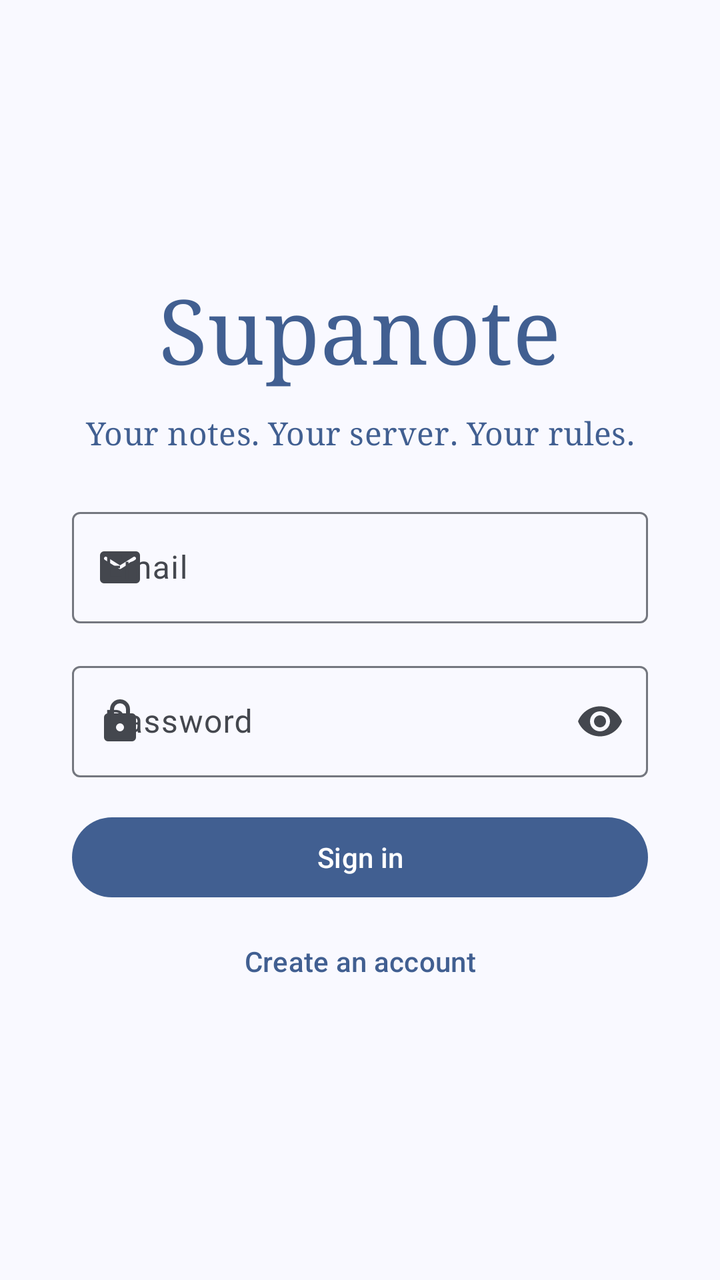
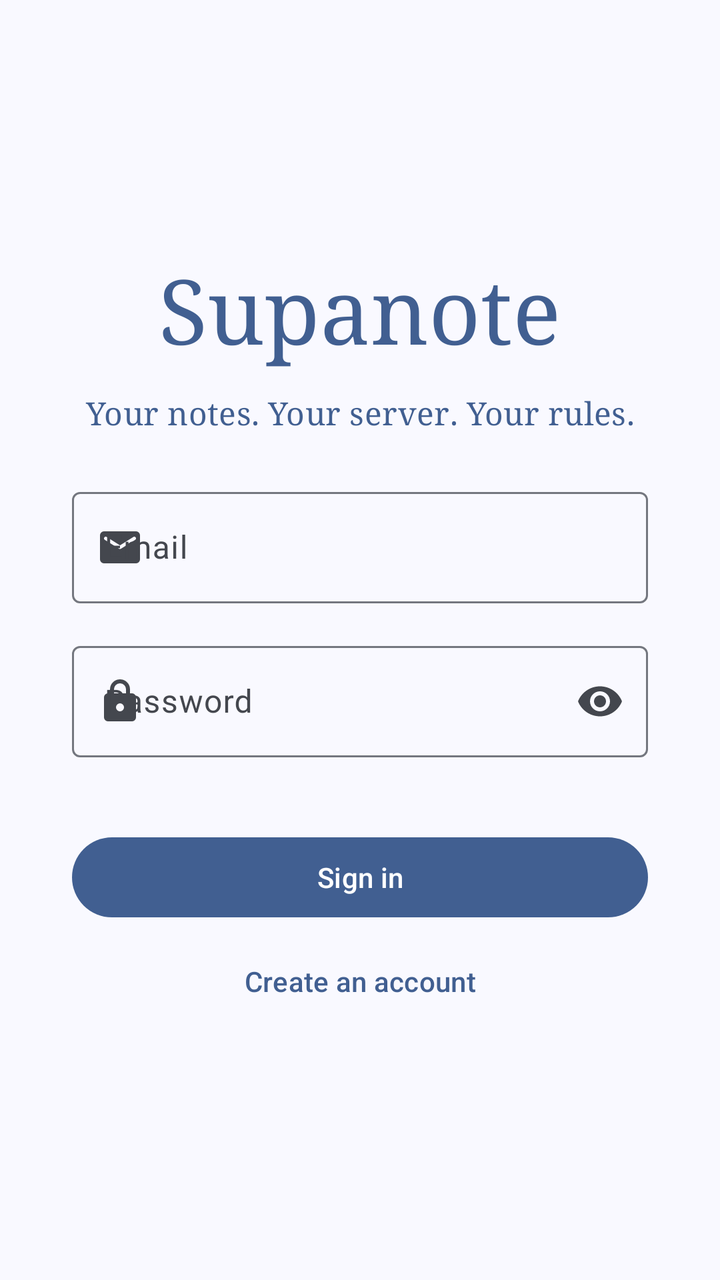

Compare the two renders of this Android layout. The source of the first and the diff that turns it into the second are given below.
<!-- AndroidManifest.xml: application theme Theme.Supanote -->
<!-- res/layout/activity_login.xml -->
<?xml version="1.0" encoding="utf-8"?>
<ScrollView
    xmlns:android="http://schemas.android.com/apk/res/android"
    xmlns:app="http://schemas.android.com/apk/res-auto"
    android:layout_width="match_parent"
    android:layout_height="match_parent"
    android:id="@+id/main"
    android:clipToPadding="false"
    android:fillViewport="true">

    <LinearLayout
        android:paddingHorizontal="36dp"
        android:paddingVertical="16dp"
        android:gravity="center_vertical"
        android:orientation="vertical"
        android:layout_width="match_parent"
        android:layout_height="match_parent">

        <com.google.android.material.textview.MaterialTextView
            android:layout_gravity="center"
            android:text="@string/app_name"
            android:textAppearance="?attr/textAppearanceDisplayMedium"
            android:fontFamily="serif"
            android:textColor="?attr/colorPrimary"
            android:layout_width="wrap_content"
            android:layout_height="wrap_content"/>

        <com.google.android.material.textview.MaterialTextView
            android:layout_gravity="center"
            android:layout_marginTop="12dp"
            android:layout_marginBottom="24dp"
            android:text="@string/app_slogan"
            android:textAppearance="?attr/textAppearanceTitleMedium"
            android:textAlignment="center"
            android:fontFamily="serif"
            android:textColor="?attr/colorPrimary"
            android:layout_width="wrap_content"
            android:layout_height="wrap_content"/>

        <com.google.android.material.textfield.TextInputLayout
            android:id="@+id/email_layout"
            android:hint="Email"
            android:layout_marginBottom="16dp"
            app:endIconMode="clear_text"
            app:startIconDrawable="@drawable/ic_mail"
            android:layout_width="match_parent"
            android:layout_height="wrap_content">

            <com.google.android.material.textfield.TextInputEditText
                android:id="@+id/email_input"
                android:inputType="textEmailAddress"
                android:maxLines="1"
                android:layout_width="match_parent"
                android:layout_height="match_parent"/>
        </com.google.android.material.textfield.TextInputLayout>

        <com.google.android.material.textfield.TextInputLayout
            android:id="@+id/password_layout"
            android:hint="Password"
            app:endIconMode="password_toggle"
            app:startIconDrawable="@drawable/ic_lock"
            android:layout_width="match_parent"
            android:layout_height="wrap_content">

            <com.google.android.material.textfield.TextInputEditText
                android:id="@+id/password_input"
                android:inputType="textPassword"
                android:maxLines="1"
                android:layout_width="match_parent"
                android:layout_height="match_parent"/>
        </com.google.android.material.textfield.TextInputLayout>

        <com.google.android.material.button.MaterialButton
            android:id="@+id/signIn"
            android:text="Sign in"
            android:layout_marginTop="16dp"
            android:layout_marginBottom="4dp"
            android:layout_width="match_parent"
            android:layout_height="wrap_content"/>

        <com.google.android.material.button.MaterialButton
            android:id="@+id/signUp"
            style="?attr/borderlessButtonStyle"
            android:text="Create an account"
            android:layout_width="match_parent"
            android:layout_height="wrap_content"/>
    </LinearLayout>
</ScrollView>
<!-- resources referenced by this layout -->
<resources>
  <!-- drawable ic_mail (drawable) -->
  <vector xmlns:android="http://schemas.android.com/apk/res/android"
      android:width="24dp"
      android:height="24dp"
      android:viewportWidth="960"
      android:viewportHeight="960">
    <path
        android:pathData="M160,800q-33,0 -56.5,-23.5T80,720v-480q0,-33 23.5,-56.5T160,160h640q33,0 56.5,23.5T880,240v480q0,33 -23.5,56.5T800,800L160,800ZM490.5,511.5Q496,510 501,507l283,-177q8,-5 12,-12.5t4,-16.5q0,-20 -17,-30t-35,1L480,440 212,272q-18,-11 -35,-0.5T160,301q0,10 4,17.5t12,11.5l283,177q5,3 10.5,4.5T480,513q5,0 10.5,-1.5Z"
        android:fillColor="#e3e3e3"/>
  </vector>
  <string name="app_name">Supanote</string>
  <string name="app_slogan">Your notes. Your server. Your rules.</string>
  <color name="md_theme_primary">#415F91</color>
  <color name="md_theme_onPrimary">#FFFFFF</color>
  <color name="md_theme_primaryContainer">#D6E3FF</color>
  <color name="md_theme_onPrimaryContainer">#284777</color>
  <color name="md_theme_secondary">#565F71</color>
  <color name="md_theme_onSecondary">#FFFFFF</color>
  <color name="md_theme_secondaryContainer">#DAE2F9</color>
  <color name="md_theme_onSecondaryContainer">#3E4759</color>
  <color name="md_theme_tertiary">#705575</color>
  <color name="md_theme_onTertiary">#FFFFFF</color>
  <color name="md_theme_tertiaryContainer">#FAD8FD</color>
  <color name="md_theme_onTertiaryContainer">#573E5C</color>
  <color name="md_theme_error">#BA1A1A</color>
  <color name="md_theme_onError">#FFFFFF</color>
  <color name="md_theme_errorContainer">#FFDAD6</color>
  <color name="md_theme_onErrorContainer">#93000A</color>
  <color name="md_theme_background">#F9F9FF</color>
  <color name="md_theme_onBackground">#191C20</color>
  <color name="md_theme_surface">#F9F9FF</color>
  <color name="md_theme_onSurface">#191C20</color>
  <color name="md_theme_surfaceVariant">#E0E2EC</color>
  <color name="md_theme_onSurfaceVariant">#44474E</color>
  <color name="md_theme_outline">#74777F</color>
  <color name="md_theme_outlineVariant">#C4C6D0</color>
  <color name="md_theme_inverseSurface">#2E3036</color>
  <color name="md_theme_inverseOnSurface">#F0F0F7</color>
  <color name="md_theme_inversePrimary">#AAC7FF</color>
  <color name="md_theme_primaryFixed">#D6E3FF</color>
  <color name="md_theme_onPrimaryFixed">#001B3E</color>
  <color name="md_theme_primaryFixedDim">#AAC7FF</color>
  <color name="md_theme_onPrimaryFixedVariant">#284777</color>
  <color name="md_theme_secondaryFixed">#DAE2F9</color>
  <color name="md_theme_onSecondaryFixed">#131C2B</color>
  <color name="md_theme_secondaryFixedDim">#BEC6DC</color>
  <color name="md_theme_onSecondaryFixedVariant">#3E4759</color>
  <color name="md_theme_tertiaryFixed">#FAD8FD</color>
  <color name="md_theme_onTertiaryFixed">#28132E</color>
  <color name="md_theme_tertiaryFixedDim">#DDBCE0</color>
  <color name="md_theme_onTertiaryFixedVariant">#573E5C</color>
  <color name="md_theme_surfaceDim">#D9D9E0</color>
  <color name="md_theme_surfaceBright">#F9F9FF</color>
  <color name="md_theme_surfaceContainerLowest">#FFFFFF</color>
  <color name="md_theme_surfaceContainerLow">#F3F3FA</color>
  <color name="md_theme_surfaceContainer">#EDEDF4</color>
  <color name="md_theme_surfaceContainerHigh">#E7E8EE</color>
  <color name="md_theme_surfaceContainerHighest">#E2E2E9</color>
  <style name="Theme.Supanote.AlertDialog" parent="ThemeOverlay.Material3.MaterialAlertDialog">
          <item name="backgroundTint">?attr/colorSurfaceContainerHigh</item>
          <item name="android:textColor">?attr/colorOnSurface</item>
          <item name="dialogCornerRadius">28dp</item>
          <item name="buttonBarPositiveButtonStyle">@style/Widget.Material3.Button.TextButton.Dialog</item>
          <item name="buttonBarNegativeButtonStyle">@style/Widget.Material3.Button.TextButton.Dialog</item>
          <item name="buttonBarNeutralButtonStyle">@style/Widget.Material3.Button.TextButton.Dialog.Flush</item>
      </style>
  <!-- unchanged entries left out for length: 2 -->
</resources>

<!-- the commit's change to res/layout/activity_login.xml (unified diff, before → after) -->
@@ -48,6 +48,8 @@
 
             <com.google.android.material.textfield.TextInputEditText
                 android:id="@+id/email_input"
+                android:autofillHints="emailAddress"
+                android:imeOptions="actionNext"
                 android:inputType="textEmailAddress"
                 android:maxLines="1"
                 android:layout_width="match_parent"
@@ -64,11 +66,21 @@
 
             <com.google.android.material.textfield.TextInputEditText
                 android:id="@+id/password_input"
+                android:autofillHints="password"
+                android:imeOptions="actionDone"
                 android:inputType="textPassword"
                 android:maxLines="1"
                 android:layout_width="match_parent"
                 android:layout_height="match_parent"/>
         </com.google.android.material.textfield.TextInputLayout>
+
+        <com.google.android.material.progressindicator.LinearProgressIndicator
+            android:id="@+id/progress"
+            android:layout_marginTop="16dp"
+            android:indeterminate="true"
+            android:visibility="invisible"
+            android:layout_width="match_parent"
+            android:layout_height="wrap_content"/>
 
         <com.google.android.material.button.MaterialButton
             android:id="@+id/signIn"
